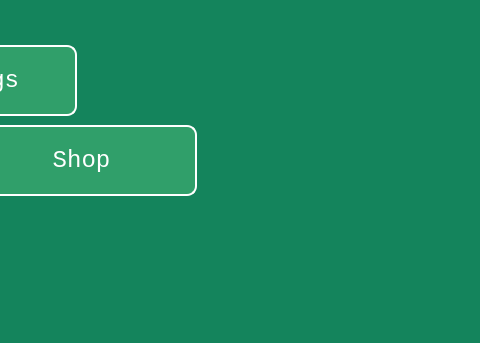
The window that VOF-Client-Desktop/Menu.ui (SBEmafph/voltorbflip-clone) describes before a commit, drawn with Qt 5; both pictures show x 544 to 1024 and y 425 to 768 of the 1024 by 768 pixel window.
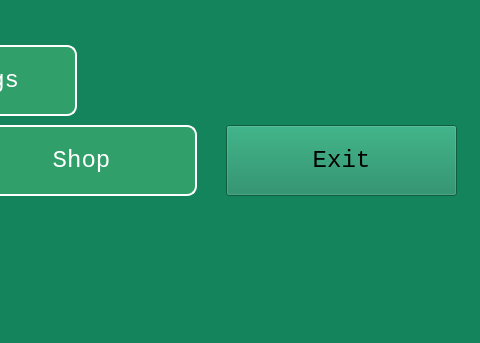
The same window after the commit. Icons and pictures are not drawn.

Commit message: commit before stash 3

Patch:
```diff
--- a/VOF-Client-Desktop/Menu.ui
+++ b/VOF-Client-Desktop/Menu.ui
@@ -301,6 +301,56 @@
      </size>
     </property>
    </widget>
+   <widget class="QPushButton" name="exitBtn">
+    <property name="geometry">
+     <rect>
+      <x>770</x>
+      <y>550</y>
+      <width>231</width>
+      <height>71</height>
+     </rect>
+    </property>
+    <property name="font">
+     <font>
+      <family>Consolas</family>
+      <pointsize>18</pointsize>
+      <bold>false</bold>
+     </font>
+    </property>
+    <property name="styleSheet">
+     <string notr="true">QPushButton#ShopBtn {
+    border-radius: 10px;
+    background-color: #309F6A;
+    color: white;
+    border: 2px solid #ffffff;
+}
+
+QPushButton#ShopBtn:hover {
+    background-color: #3cb079;
+}</string>
+    </property>
+    <property name="text">
+     <string>Exit</string>
+    </property>
+    <property name="iconSize">
+     <size>
+      <width>20</width>
+      <height>20</height>
+     </size>
+    </property>
+    <property name="checkable">
+     <bool>false</bool>
+    </property>
+    <property name="checked">
+     <bool>false</bool>
+    </property>
+    <property name="default">
+     <bool>false</bool>
+    </property>
+    <property name="flat">
+     <bool>false</bool>
+    </property>
+   </widget>
    <zorder>ShopBtn</zorder>
    <zorder>RulesBtn</zorder>
    <zorder>PlayBtn</zorder>
```
Left out of the diff: 1 changed line with no effect on the pictures. The commit also changes 2 other files.
